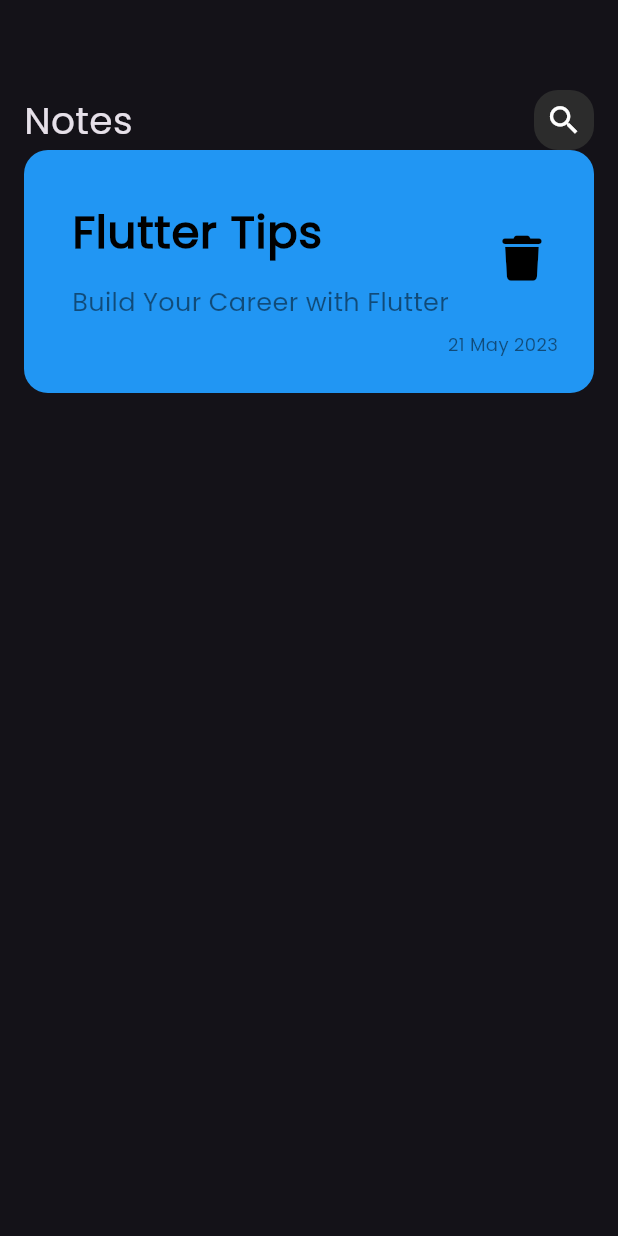
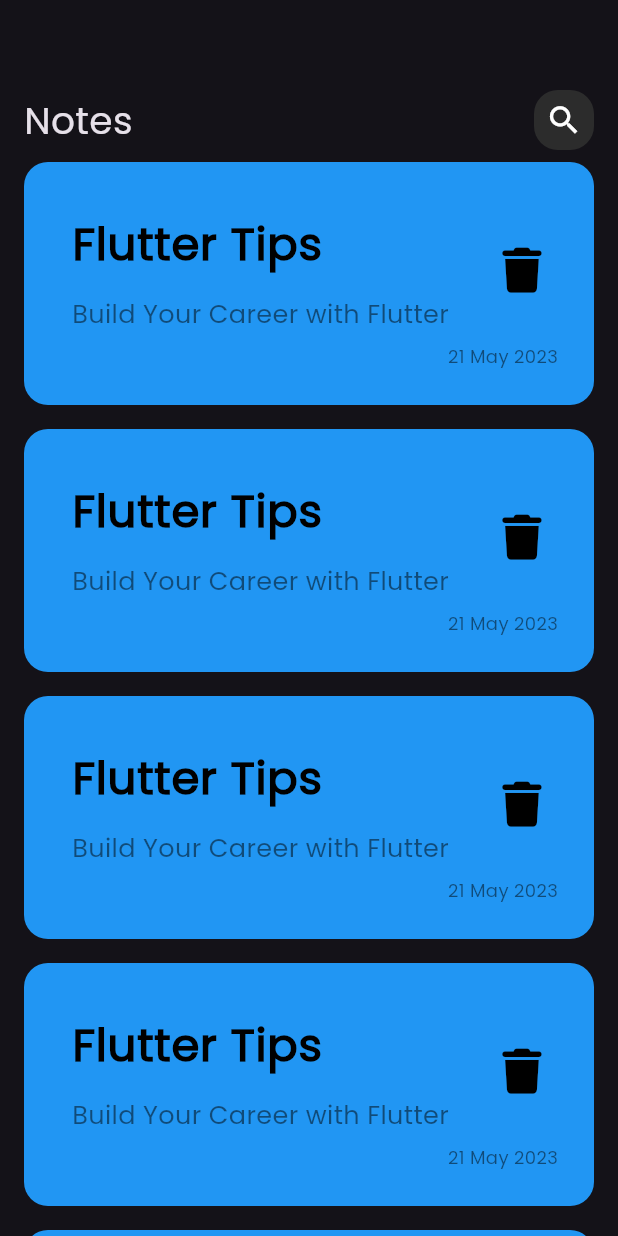
Before and after one commit to Mohamed-Emad1/notes_app, a Flutter app: the screen it shows after launch, on a phone screen of 412 x 824 dp. Run offline on Flutter 3.47's test engine with Material 3 defaults, Android fonts, the phone set to English and light mode, and no system bars; our stand-ins replace font_awesome_flutter.

Commit message:
create list view

```diff
--- /dev/null
+++ b/lib/widgets/notes_item.dart
@@ -0,0 +1,63 @@
+import 'package:flutter/material.dart';
+import 'package:font_awesome_flutter/font_awesome_flutter.dart';
+
+class NoteItem extends StatelessWidget {
+  const NoteItem({super.key});
+
+  @override
+  Widget build(BuildContext context) {
+    return Padding(
+      padding: const EdgeInsets.symmetric(horizontal: 16),
+      child: Container(
+        padding: const EdgeInsets.only(top: 24, bottom: 24, left: 16),
+        decoration: BoxDecoration(
+          color: Colors.blue,
+          borderRadius: BorderRadius.circular(16),
+        ),
+        width: double.infinity,
+        child: Column(
+          crossAxisAlignment: CrossAxisAlignment.end,
+          children: [
+            ListTile(
+              title: const Text(
+                "Flutter Tips",
+                style: TextStyle(
+                    fontSize: 30,
+                    fontWeight: FontWeight.bold,
+                    color: Colors.black),
+              ),
+              subtitle: Padding(
+                padding: const EdgeInsets.only(top: 12),
+                child: Text(
+                  "Build Your Career with Flutter",
+                  style: TextStyle(
+                    fontSize: 17,
+                    color: Colors.black.withOpacity(0.5),
+                  ),
+                ),
+              ),
+              trailing: IconButton(
+                onPressed: () {},
+                icon: const Icon(
+                  FontAwesomeIcons.trash,
+                  color: Colors.black,
+                  size: 30,
+                ),
+              ),
+            ),
+            Padding(
+              padding: const EdgeInsets.only(right: 24),
+              child: Text(
+                "21 May 2023",
+                style: TextStyle(
+                  color: Colors.black.withOpacity(0.5),
+                  fontSize: 12,
+                ),
+              ),
+            ),
+          ],
+        ),
+      ),
+    );
+  }
+}
--- a/lib/widgets/notes_view_body.dart
+++ b/lib/widgets/notes_view_body.dart
@@ -1,6 +1,8 @@
 import 'package:flutter/material.dart';
-import 'package:font_awesome_flutter/font_awesome_flutter.dart';
+import 'package:flutter/widgets.dart';
 import 'package:notes_app/widgets/custom_appbar.dart';
+import 'package:notes_app/widgets/notes_item.dart';
+import 'package:notes_app/widgets/notes_view_list.dart';
 
 class NotesViewBody extends StatelessWidget {
   const NotesViewBody({super.key});
@@ -13,69 +15,8 @@ class NotesViewBody extends StatelessWidget {
           height: 60,
         ),
         CustomAppBar(),
-        NoteItem(),
+        Expanded(child: NotesListView()),
       ],
     );
   }
 }
-
-class NoteItem extends StatelessWidget {
-  const NoteItem({super.key});
-
-  @override
-  Widget build(BuildContext context) {
-    return Padding(
-      padding: const EdgeInsets.symmetric(horizontal: 16),
-      child: Container(
-        padding: const EdgeInsets.only(top: 24, bottom: 24, left: 16),
-        decoration: BoxDecoration(
-          color: Colors.blue,
-          borderRadius: BorderRadius.circular(16),
-        ),
-        width: double.infinity,
-        child: Column(
-          crossAxisAlignment: CrossAxisAlignment.end,
-          children: [
-            ListTile(
-              title: const Text(
-                "Flutter Tips",
-                style: TextStyle(
-                    fontSize: 30,
-                    fontWeight: FontWeight.bold,
-                    color: Colors.black),
-              ),
-              subtitle: Padding(
-                padding: const EdgeInsets.only(top: 12),
-                child: Text(
-                  "Build Your Career with Flutter",
-                  style: TextStyle(
-                    fontSize: 17,
-                    color: Colors.black.withOpacity(0.5),
-                  ),
-                ),
-              ),
-              trailing: IconButton(
-                onPressed: () {},
-                icon: const Icon(
-                  FontAwesomeIcons.trash,
-                  color: Colors.black,
-                  size: 30,
-                ),
-              ),
-            ),
-            Padding(
-              padding: const EdgeInsets.only(right: 24),
-              child: Text(
-                "21 May 2023",
-                style: TextStyle(
-                  color: Colors.black.withOpacity(0.5),
-                  fontSize: 12,
-                ),
-              ),
-            ),
-          ],
-        ),
-      ),
-    );
-  }
-}
--- /dev/null
+++ b/lib/widgets/notes_view_list.dart
@@ -0,0 +1,16 @@
+import 'package:flutter/material.dart';
+import 'package:notes_app/widgets/notes_item.dart';
+
+class NotesListView extends StatelessWidget {
+  const NotesListView({super.key});
+
+  @override
+  Widget build(BuildContext context) {
+    return ListView.builder(itemBuilder: (context, index) {
+      return const Padding(
+        padding: EdgeInsets.symmetric(vertical: 8),
+        child: NoteItem(),
+      );
+    });
+  }
+}
```
